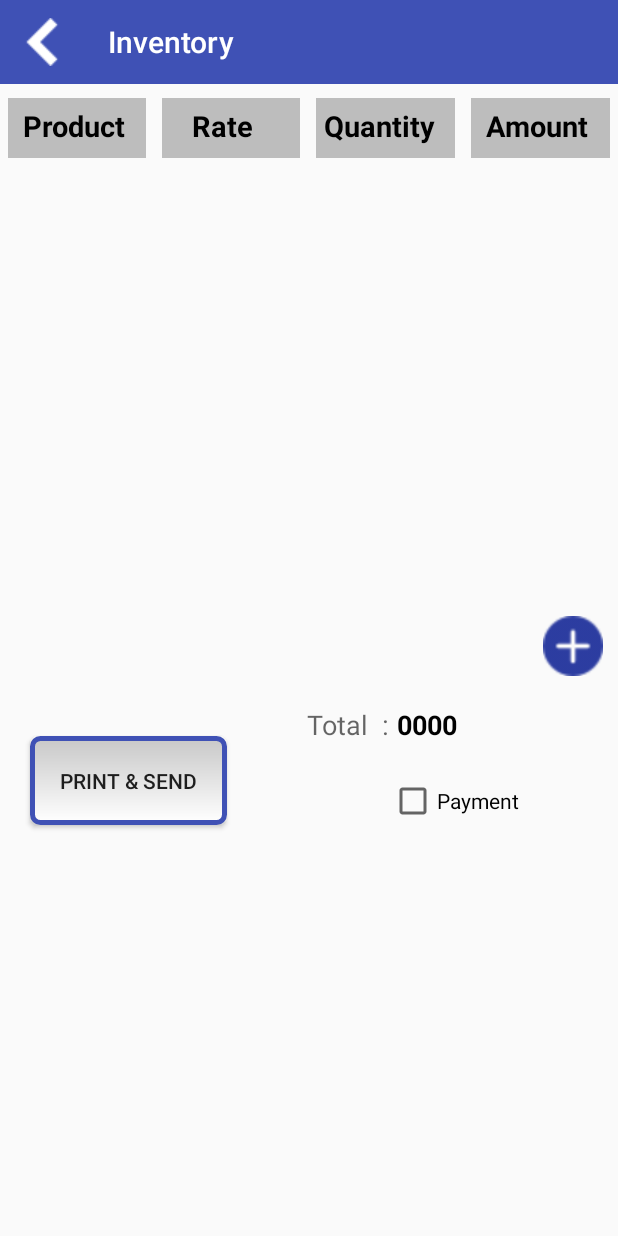
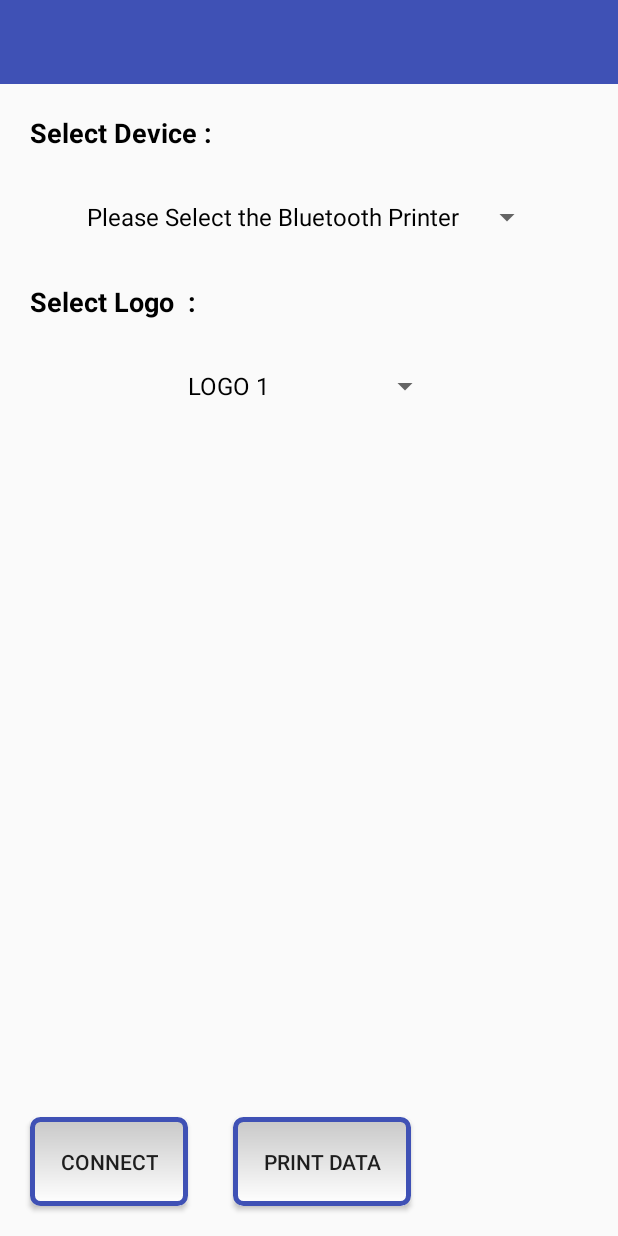
Before and after one commit to hamzabintariq123/Inventory, an Android app: the Products screen opened directly, with no data from a screen before it, after a tap on an icon or button, on a phone screen of 412 x 824 dp. Run offline under Robolectric (Android 15) with nearby library versions, the phone set to English and light mode, and no system bars; our stand-ins replace Volley; network calls fail.

```diff
--- a/app/src/main/AndroidManifest.xml
+++ b/app/src/main/AndroidManifest.xml
@@ -2,7 +2,9 @@
 <manifest xmlns:android="http://schemas.android.com/apk/res/android"
     package="com.hamza.inventory">
 
+    <uses-permission android:name="android.permission.BLUETOOTH" />
     <uses-permission android:name="android.permission.INTERNET" />
+
     <application
         android:allowBackup="true"
         android:icon="@mipmap/ic_launcher"
@@ -27,6 +29,7 @@
         <activity android:name=".Activities.Expence" />
         <activity android:name=".Activities.Supply" />
         <activity android:name=".Activities.Supply_details" />
+        <activity android:name=".Activities.Printer"></activity>
     </application>
 
 </manifest>
--- /dev/null
+++ b/app/src/main/java/com/hamza/inventory/Activities/Printer.java
@@ -0,0 +1,208 @@
+package com.hamza.inventory.Activities;
+
+import android.app.AlertDialog;
+import android.bluetooth.BluetoothAdapter;
+import android.bluetooth.BluetoothDevice;
+import android.content.DialogInterface;
+import android.content.Intent;
+import android.support.v7.app.AppCompatActivity;
+import android.os.Bundle;
+import android.view.MotionEvent;
+import android.view.View;
+import android.widget.ArrayAdapter;
+import android.widget.Button;
+import android.widget.Spinner;
+import android.widget.Toast;
+
+import com.hamza.inventory.Adapters.Printer_addapter;
+import com.hamza.inventory.R;
+
+import java.util.ArrayList;
+import java.util.List;
+import java.util.Set;
+
+public class Printer extends AppCompatActivity {
+
+    Spinner logo,device;
+    Button print,Connect;
+    private List<String> mpairedDeviceList=new ArrayList<String>();
+    private ArrayAdapter<String> mArrayAdapter;
+    private BluetoothAdapter mBluetoothAdapter = null;
+    private BluetoothDevice mBluetoothDevice=null;
+    Set<BluetoothDevice> pairedDevices=null;
+    private AlertDialog.Builder dialog=null;
+    Printer_addapter printer_addapter;
+    private List<String> mlogoAddapter=new ArrayList<String>();
+    private ArrayAdapter<String> mAdapter;
+
+
+
+    @Override
+    protected void onCreate(Bundle savedInstanceState) {
+        super.onCreate(savedInstanceState);
+        setContentView(R.layout.activity_printer);
+
+        logo = (Spinner) findViewById(R.id.logo_spinner);
+        device = (Spinner) findViewById(R.id.device_spinner);
+        print  = (Button) findViewById(R.id.print_button);
+        Connect = (Button) findViewById(R.id.connect);
+
+
+
+        dialog=new AlertDialog.Builder(this);
+        dialog.setTitle("posPrinter hint:");
+        dialog.setMessage("Bluetooth was not opened,or not paired device.\\nOpen bluetooth now ?");
+        dialog.setPositiveButton("Yes", new DialogInterface.OnClickListener() {
+
+            @Override
+            public void onClick(DialogInterface dialog, int which) {
+                // TODO Auto-generated method stub
+                startActivity(new Intent(android.provider.Settings.ACTION_SETTINGS));
+                //finish();
+            }
+        });
+
+        dialog.setNeutralButton("No", new DialogInterface.OnClickListener() {
+
+            @Override
+            public void onClick(DialogInterface dialog, int which) {
+                // TODO Auto-generated method stub
+                //finish();
+            }
+        });
+
+
+
+
+        printer_addapter = new Printer_addapter();
+        // setting logo spiiner
+        mBluetoothAdapter=BluetoothAdapter.getDefaultAdapter();
+        mlogoAddapter.add("LOGO 1");
+        mlogoAddapter.add("LOGO 2");
+        mlogoAddapter.add("LOGO 1 LOGO 2");
+        mAdapter = new ArrayAdapter<String>(this, android.R.layout.simple_spinner_dropdown_item,mlogoAddapter);
+        logo.setAdapter(mAdapter);
+
+
+
+       Connect.setOnClickListener(new View.OnClickListener() {
+           @Override
+           public void onClick(View v) {
+
+               String responce = "";
+               if(Connect.getText().toString().equals("Connect"))
+               {
+                   responce = printer_addapter.connectDevices(device.getSelectedItem().toString(),"Connect",Printer.this);
+
+                   if(responce .equals("1"))
+                   {
+                       Toast.makeText(Printer.this, "Connected Succesfully", Toast.LENGTH_SHORT).show();
+                       Connect.setText("Dis-Connect");
+
+                   }
+                   else
+
+                   {
+                       Toast.makeText(Printer.this, "Error While Connecting", Toast.LENGTH_SHORT).show();
+                   }
+
+               }
+
+               else
+               {
+                   responce = printer_addapter.connectDevices(device.getSelectedItem().toString(),"Dis-Connect",Printer.this);
+
+                   if(responce .equals("2"))
+                   {
+                       Toast.makeText(Printer.this, "Disconnected  Succesfully", Toast.LENGTH_SHORT).show();
+                       Connect.setText("Connect");
+                   }
+                   else
+                   {
+                       Toast.makeText(Printer.this, "Error While Dis-Connecting", Toast.LENGTH_SHORT).show();
+                   }
+
+               }
+
+
+
+           }
+       });
+
+        print.setOnClickListener(new View.OnClickListener() {
+            @Override
+            public void onClick(View v) {
+
+                if(device.getSelectedItem().toString().equals("Please Select the Bluetooth Printer"))
+                {
+
+                    Toast.makeText(Printer.this, "You have not selected a bluetooth device", Toast.LENGTH_SHORT).show();
+                }
+
+                else
+                {
+                    String strlogo =  logo.getSelectedItem().toString();
+
+                    printer_addapter.printData(strlogo,Printer.this);
+
+
+                }
+
+            }
+        });
+
+
+
+        mpairedDeviceList.add("Please Select the Bluetooth Printer");
+        mArrayAdapter=new ArrayAdapter<String>(this, android.R.layout.simple_spinner_dropdown_item,mpairedDeviceList);
+        device.setAdapter(mArrayAdapter);
+        device.setOnTouchListener(new Spinner.OnTouchListener(){
+            @Override
+            public boolean onTouch(View v, MotionEvent event) {
+                // TODO Auto-generated method stub
+                if (event.getAction()!=MotionEvent.ACTION_UP) {
+                    return false;
+                }
+                try {
+                    if (mBluetoothAdapter==null) {
+
+                        Toast.makeText(Printer.this, "No Bluetooth Adapter Found", Toast.LENGTH_SHORT).show();
+                        dialog.create().show();
+                    }
+                    else if (mBluetoothAdapter.isEnabled()) {
+                        String getName=mBluetoothAdapter.getName();
+                        pairedDevices=mBluetoothAdapter.getBondedDevices();
+                        while (mpairedDeviceList.size()>1) {
+                            mpairedDeviceList.remove(1);
+                        }
+                        if (pairedDevices.size()==0) {
+                           dialog.create().show();
+                        }
+                        for (BluetoothDevice device : pairedDevices) {
+                            // Add the name and address to an array adapter to show in a ListView
+                            getName=device.getName() + "#" + device.getAddress();
+                            mpairedDeviceList.add(getName);
+                        }
+                    }
+                    else {
+                        Toast.makeText(Printer.this, "BluetoothAdapter not open...", Toast.LENGTH_SHORT).show();
+                        dialog.create().show();
+                    }
+                }
+                catch (Exception e) {
+                    // TODO: handle exception
+                    Toast.makeText(Printer.this,e.toString(), Toast.LENGTH_SHORT).show();;
+                }
+                return false;
+            }
+        });
+    }
+
+
+    public void setDialog()
+    {
+
+        dialog.create().show();
+    }
+
+    }
--- a/app/src/main/java/com/hamza/inventory/Activities/Products.java
+++ b/app/src/main/java/com/hamza/inventory/Activities/Products.java
@@ -171,7 +171,7 @@ public class Products extends AppCompatActivity {
                 {
                     Sales= Sales+"{"+user_id+","+strbuss_id+","+arrSaleData.get(k).getProductName()+","+arrSaleData.get(k).getProductRate()+","+
                             arrSaleData.get(k).getProductQuantity()+","+arrSaleData.get(k).getDiscount()+","+"Sale"+","+
-                            arrSaleData.get(k).getProductAmount()+","+date+"}";
+                            arrSaleData.get(k).getProductAmount()+","+date;
 
                 }
 
@@ -188,7 +188,10 @@ public class Products extends AppCompatActivity {
                     startActivity(intent);
                 } else {
 
-                    EnterSales();
+                    Intent intent = new Intent(Products.this, Printer.class);
+                    intent.putExtra("sale",Sales);
+                    startActivity(intent);
+
                     // Intent intent = new Intent(Products.this, Customers.class);
                     //startActivity(intent);
                 }
--- a/app/src/main/java/com/hamza/inventory/Activities/Sample.java
+++ b/app/src/main/java/com/hamza/inventory/Activities/Sample.java
@@ -146,7 +146,7 @@ public class Sample extends AppCompatActivity {
                     {
                         Sales= Sales+"{"+user_id+","+strbuss_id+","+arrSaleData.get(k).getProductName()+","+arrSaleData.get(k).getProductRate()+","+
                                 arrSaleData.get(k).getProductQuantity()+","+arrSaleData.get(k).getDiscount()+","+","+"Sale"+","+
-                                arrSaleData.get(k).getProductAmount()+","+date+"}";
+                                arrSaleData.get(k).getProductAmount()+","+date;
                     }
 
                 }
--- a/app/src/main/java/com/hamza/inventory/Network/EndPoints.java
+++ b/app/src/main/java/com/hamza/inventory/Network/EndPoints.java
@@ -13,5 +13,6 @@ public class EndPoints
     public static String GET_PRODUCTS=BASE_URL+"Welcome/getProducts";
     public static String GET_BALANCE=BASE_URL+"Welcome/getBalance";
     public static String SEND_RECOVRY=BASE_URL+"Welcome/subtractRemaining";
+    public static String UPDATE_RECORD=BASE_URL+"Welcome/addPayment";
 
 }
--- a/app/src/main/res/layout/activity_payment.xml
+++ b/app/src/main/res/layout/activity_payment.xml
@@ -18,6 +18,7 @@
         android:id="@+id/name"
         android:hint="Amount"
         android:padding="10dp"
+        android:inputType="number"
         android:background="@drawable/edittext_style"
         android:layout_marginLeft="10dp"
         android:layout_marginRight="10dp"
@@ -32,6 +33,8 @@
         android:id="@+id/password"
         android:layout_marginTop="28dp"
         android:hint="Remaining Amount"
+        android:editable="false"
+        android:focusable="false"
         android:background="@drawable/edittext_style"
         android:padding="10dp"
         android:layout_marginLeft="10dp"
@@ -100,6 +103,7 @@
         android:layout_marginRight="10dp"
         android:layout_alignBottom="@+id/textView15"
         android:layout_toEndOf="@+id/textView15"
-        android:layout_marginStart="25dp" />
+        android:layout_marginStart="25dp"
+        android:text="0000" />
 
 </RelativeLayout>
--- /dev/null
+++ b/app/src/main/res/layout/activity_printer.xml
@@ -0,0 +1,85 @@
+<?xml version="1.0" encoding="utf-8"?>
+<RelativeLayout xmlns:android="http://schemas.android.com/apk/res/android"
+    xmlns:tools="http://schemas.android.com/tools"
+    android:layout_width="match_parent"
+    android:layout_height="match_parent"
+    tools:context="com.hamza.inventory.Activities.Printer">
+
+
+    <include
+        android:id="@+id/app_bar"
+        layout="@layout/app_bar">
+
+    </include>
+
+    <TextView
+        android:layout_width="wrap_content"
+        android:layout_height="wrap_content"
+        android:textAppearance="?android:attr/textAppearanceMedium"
+        android:text="Select Device : "
+        android:id="@+id/textView17"
+        android:layout_below="@+id/app_bar"
+        android:layout_alignParentStart="true"
+        android:layout_margin="20dp"
+        android:textStyle="bold"
+        android:textColor="#000000" />
+
+    <Spinner
+        android:layout_width="wrap_content"
+        android:layout_height="wrap_content"
+        android:id="@+id/device_spinner"
+        android:layout_below="@+id/textView17"
+        android:layout_centerHorizontal="true"
+        android:layout_marginLeft="10dp"
+        android:layout_marginRight="10dp" />
+
+    <TextView
+        android:layout_width="wrap_content"
+        android:layout_height="wrap_content"
+        android:textAppearance="?android:attr/textAppearanceMedium"
+        android:text="Select Logo  : "
+        android:id="@+id/textView19"
+        android:textStyle="bold"
+        android:textColor="#000000"
+        android:layout_marginRight="20dp"
+        android:layout_below="@+id/device_spinner"
+        android:layout_alignStart="@+id/textView17"
+        android:layout_marginTop="20dp" />
+
+    <Spinner
+        android:layout_width="wrap_content"
+        android:layout_height="wrap_content"
+        android:id="@+id/logo_spinner"
+        android:layout_marginLeft="10dp"
+        android:layout_below="@+id/textView19"
+        android:layout_marginRight="10dp"
+        android:layout_marginTop="20dp"
+        android:layout_centerVertical="true"
+        android:layout_centerHorizontal="true" />
+
+    <Button
+        android:layout_width="wrap_content"
+        android:layout_height="wrap_content"
+        android:text="Print Data"
+        android:id="@+id/print_button"
+        android:background="@drawable/edittext_style"
+        android:padding="20dp"
+        android:layout_marginLeft="20dp"
+        android:layout_marginRight="20dp"
+        android:layout_alignParentBottom="true"
+        android:layout_margin="20dp"
+        android:layout_alignEnd="@+id/logo_spinner" />
+
+    <Button
+        android:layout_width="wrap_content"
+        android:layout_height="wrap_content"
+        android:text="Connect"
+        android:id="@+id/connect"
+        android:padding="20dp"
+        android:background="@drawable/edittext_style"
+        android:layout_alignParentBottom="true"
+        android:layout_alignParentStart="true"
+        android:layout_margin="20dp" />
+
+
+</RelativeLayout>
--- a/app/src/main/res/layout/activity_recovery.xml
+++ b/app/src/main/res/layout/activity_recovery.xml
@@ -18,6 +18,7 @@
         android:id="@+id/name"
         android:hint="Recovry Amount"
         android:padding="10dp"
+        android:inputType="number"
         android:background="@drawable/edittext_style"
         android:layout_marginLeft="10dp"
         android:layout_marginRight="10dp"
```
Also changed, not shown: app/src/main/java/com/hamza/inventory/Activities/Expence.java (+12 -0 lines), app/src/main/java/com/hamza/inventory/Activities/Login.java (+11 -0 lines), app/src/main/java/com/hamza/inventory/Activities/Payment.java (+41 -9 lines), app/src/main/java/com/hamza/inventory/Adapters/Printer_addapter.java (added, +96 -0 lines), app/src/main/res/layout/activity_add_products.xml (+7 -4 lines), app/src/main/res/layout/activity_customers.xml (+4 -4 lines), app/src/main/res/layout/row_customer.xml (+4 -4 lines).
